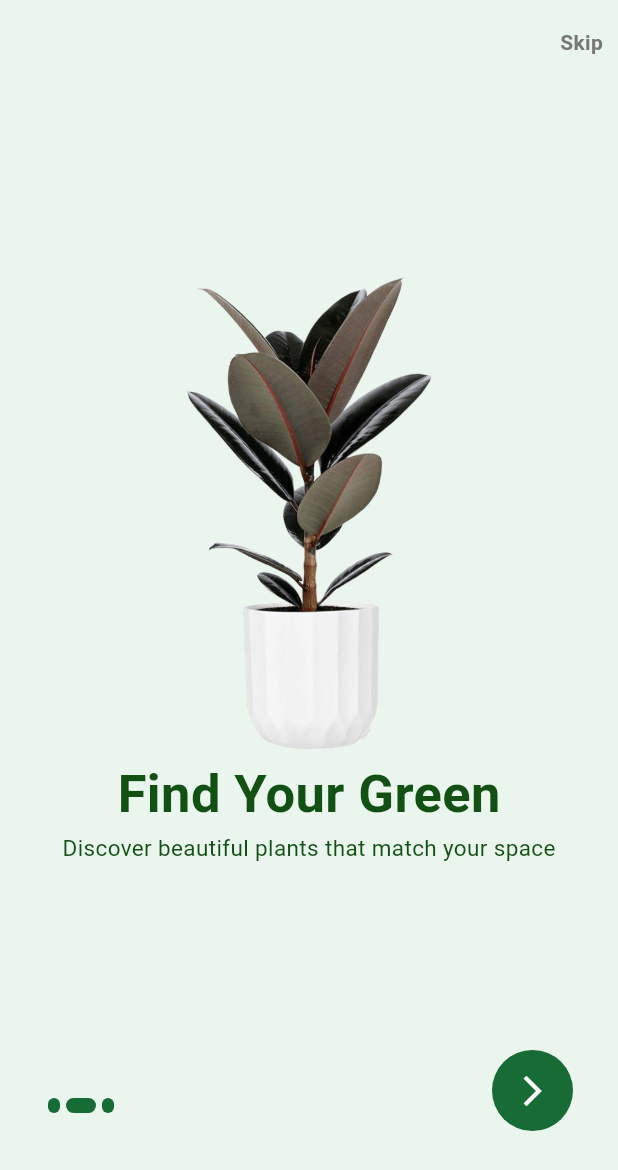
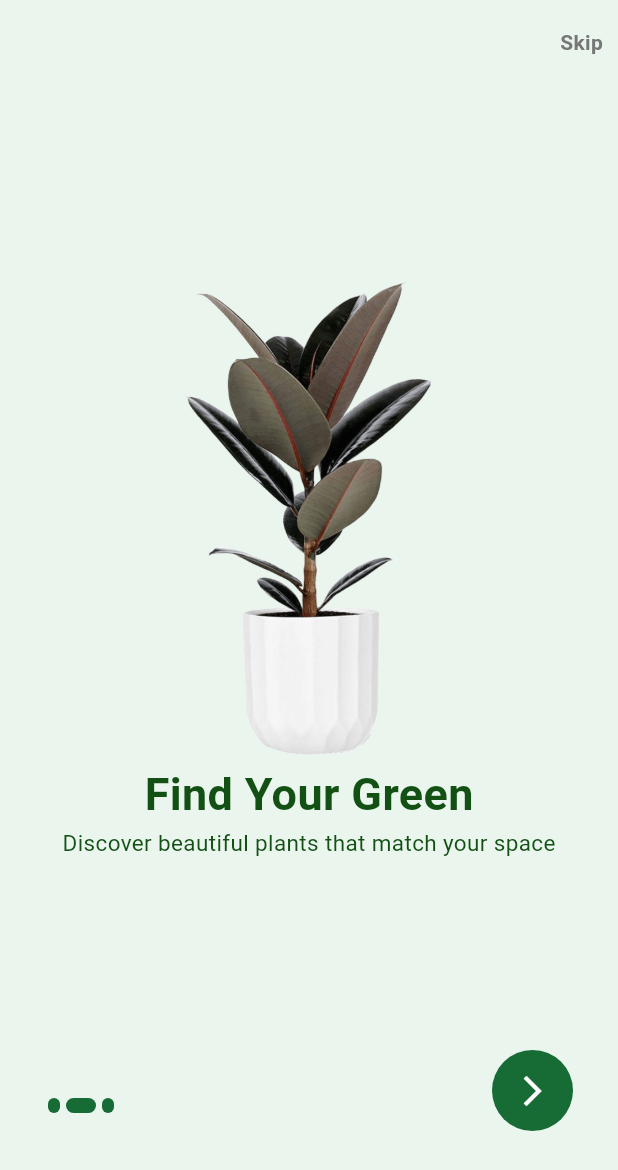
Before and after one commit to ARK13-org/Greenaura-Plant-Shop, a Flutter app: the screen it shows after launch, swiped to page 2, on a phone screen of 412 x 824 dp. Shown: the top 1170 px of the screen. Run offline on Flutter 3.47's test engine with Material 3 defaults, Android fonts, the phone set to English and light mode, and no system bars.

Commit message:
add pages

```diff
--- a/lib/main.dart
+++ b/lib/main.dart
@@ -1,5 +1,5 @@
 import 'package:flutter/material.dart';
-import 'package:pant_app/screens/home_page.dart';
+import 'package:pant_app/screens/splash_screen.dart';
 
 void main() {
   runApp(const MyApp());
--- a/lib/screens/home_page.dart
+++ b/lib/screens/home_page.dart
@@ -1,155 +1,15 @@
 import 'package:flutter/material.dart';
-import 'package:pant_app/const/constant.dart';
 
 class HomePage extends StatefulWidget {
-  const HomePage({super.key});
+  const new({super.key});
 
   @override
   State<HomePage> createState() => _HomePageState();
 }
 
 class _HomePageState extends State<HomePage> {
-  final PageController _pageController = PageController(initialPage: 0);
-  int currentIndex = 0;
-
-  Widget _indecator(bool isActive) {
-    return AnimatedContainer(
-      duration: Duration(microseconds: 300),
-      height: 10,
-      margin: EdgeInsets.all(2),
-      width: isActive ? 20 : 8,
-      decoration: BoxDecoration(
-        color: Constant.darkGreen,
-        borderRadius: BorderRadius.circular(5),
-      ),
-    );
-  }
-
-  List<Widget> _buildIndecator() {
-    List<Widget> indecators = [];
-    for (int i = 0; i < 3; i++) {
-      if (currentIndex == i) {
-        indecators.add(_indecator(true));
-      } else {
-        indecators.add(_indecator(false));
-      }
-    }
-    return indecators;
-  }
-
   @override
   Widget build(BuildContext context) {
-    return Scaffold(
-      backgroundColor: Constant.background,
-      appBar: AppBar(
-        backgroundColor: Colors.transparent,
-        elevation: 0,
-        actions: [
-          Padding(
-            padding: const EdgeInsets.only(right: 10),
-            child: InkWell(
-              onTap: () {},
-              child: Text(
-                'Skip',
-                style: TextStyle(
-                  color: Constant.gray,
-                  fontWeight: FontWeight.bold,
-                ),
-              ),
-            ),
-          ),
-        ],
-      ),
-      body: Stack(
-        children: [
-          PageView(
-            controller: _pageController,
-            onPageChanged: (int page) {
-              setState(() {
-                currentIndex = page;
-              });
-            },
-            children: [
-              CreatePage(
-                image: 'assets/images/calathea-orbifolia.png',
-                title: Constant.titleOne,
-                description: Constant.descriptionOne,
-              ),
-              CreatePage(
-                image: 'assets/images/rubber-plant.png',
-                title: Constant.titleTwo,
-                description: Constant.descriptionTwo,
-              ),
-              CreatePage(
-                image: 'assets/images/peace-plant.png',
-                title: Constant.titleThree,
-                description: Constant.descriptionThree,
-              ),
-            ],
-          ),
-          Positioned(
-            bottom: 80,
-            left: 30,
-            child: Row(children: _buildIndecator()),
-          ),
-          Positioned(
-            bottom: 70,
-            right: 30,
-            child: Container(
-              padding: EdgeInsets.all(3),
-              decoration: BoxDecoration(
-                shape: BoxShape.circle,
-                color: Constant.darkGreen,
-              ),
-              child: IconButton(
-                onPressed: () {},
-                icon: Icon(Icons.arrow_forward_ios, color: Constant.white),
-              ),
-            ),
-          ),
-        ],
-      ),
-    );
+    return Scaffold(body: Text('Home Page'));
   }
 }
-
-class CreatePage extends StatelessWidget {
-  final String image;
-  final String title;
-  final String description;
-  const new({
-    super.key,
-    required this.title,
-    required this.description,
-    required this.image,
-  });
-
-  @override
-  Widget build(BuildContext context) {
-    return Padding(
-      padding: const EdgeInsets.symmetric(horizontal: 8),
-      child: Column(
-        mainAxisAlignment: MainAxisAlignment.center,
-        children: [
-          SizedBox(height: 325, width: 325, child: Image.asset(image)),
-          Text(
-            title,
-            style: TextStyle(
-              fontWeight: FontWeight.bold,
-              color: const Color.fromARGB(255, 18, 80, 20),
-              fontSize: 35,
-            ),
-          ),
-          Text(
-            description,
-            style: TextStyle(
-              color: const Color.fromARGB(255, 18, 80, 20),
-              fontSize: 15,
-            ),
-          ),
-          SizedBox(height: 125),
-        ],
-      ),
-    );
-  }
-}
--- /dev/null
+++ b/lib/screens/splash_screen.dart
@@ -0,0 +1,180 @@
+import 'package:flutter/material.dart';
+import 'package:pant_app/const/constant.dart';
+import 'package:pant_app/screens/root.dart';
+
+class HomePage extends StatefulWidget {
+  const HomePage({super.key});
+
+  @override
+  State<HomePage> createState() => _HomePageState();
+}
+
+class _HomePageState extends State<HomePage> {
+  final PageController _pageController = PageController(initialPage: 0);
+  int currentIndex = 0;
+
+  Widget _indecator(bool isActive) {
+    return AnimatedContainer(
+      duration: Duration(milliseconds: 300),
+      height: 10,
+      margin: EdgeInsets.all(2),
+      width: isActive ? 20 : 8,
+      decoration: BoxDecoration(
+        color: Constant.darkGreen,
+        borderRadius: BorderRadius.circular(5),
+      ),
+    );
+  }
+
+  List<Widget> _buildIndecator() {
+    List<Widget> indecators = [];
+    for (int i = 0; i < 3; i++) {
+      if (currentIndex == i) {
+        indecators.add(_indecator(true));
+      } else {
+        indecators.add(_indecator(false));
+      }
+    }
+    return indecators;
+  }
+
+  @override
+  Widget build(BuildContext context) {
+    return Scaffold(
+      backgroundColor: Constant.background,
+      appBar: AppBar(
+        backgroundColor: Colors.transparent,
+        elevation: 0,
+        actions: [
+          Padding(
+            padding: const EdgeInsets.only(right: 10),
+            child: InkWell(
+              onTap: () {
+                setState(() {
+                  Navigator.pushReplacement(
+                    context,
+                    MaterialPageRoute(builder: (context) => RootPage()),
+                  );
+                });
+              },
+              child: Text(
+                'Skip',
+                style: TextStyle(
+                  color: Constant.gray,
+                  fontWeight: FontWeight.bold,
+                ),
+              ),
+            ),
+          ),
+        ],
+      ),
+      body: Stack(
+        children: [
+          PageView(
+            controller: _pageController,
+            onPageChanged: (int page) {
+              setState(() {
+                currentIndex = page;
+              });
+            },
+            children: [
+              CreatePage(
+                image: 'assets/images/calathea-orbifolia.png',
+                title: Constant.titleOne,
+                description: Constant.descriptionOne,
+              ),
+              CreatePage(
+                image: 'assets/images/rubber-plant.png',
+                title: Constant.titleTwo,
+                description: Constant.descriptionTwo,
+              ),
+              CreatePage(
+                image: 'assets/images/peace-plant.png',
+                title: Constant.titleThree,
+                description: Constant.descriptionThree,
+              ),
+            ],
+          ),
+          Positioned(
+            bottom: 80,
+            left: 30,
+            child: Row(children: _buildIndecator()),
+          ),
+          Positioned(
+            bottom: 70,
+            right: 30,
+            child: Container(
+              padding: EdgeInsets.all(3),
+              decoration: BoxDecoration(
+                shape: BoxShape.circle,
+                color: Constant.darkGreen,
+              ),
+              child: IconButton(
+                onPressed: () {
+                  setState(() {
+                    if (currentIndex < 2) {
+                      currentIndex++;
+                      if (currentIndex < 3) {
+                        _pageController.nextPage(
+                          duration: Duration(milliseconds: 300),
+                          curve: Curves.easeIn,
+                        );
+                      }
+                    } else {
+                      Navigator.pushReplacement(
+                        context,
+                        MaterialPageRoute(builder: (context) => RootPage()),
+                      );
+                    }
+                  });
+                },
+                icon: Icon(Icons.arrow_forward_ios, color: Constant.white),
+              ),
+            ),
+          ),
+        ],
+      ),
+    );
+  }
+}
+
+class CreatePage extends StatelessWidget {
+  final String image;
+  final String title;
+  final String description;
+  const new({
+    super.key,
+    required this.title,
+    required this.description,
+    required this.image,
+  });
+
+  @override
+  Widget build(BuildContext context) {
+    return Padding(
+      padding: const EdgeInsets.symmetric(horizontal: 8),
+      child: Column(
+        mainAxisAlignment: MainAxisAlignment.center,
+        children: [
+          SizedBox(height: 325, width: 325, child: Image.asset(image)),
+          Text(
+            title,
+            style: TextStyle(
+              fontWeight: FontWeight.bold,
+              color: const Color.fromARGB(255, 18, 80, 20),
+              fontSize: 30,
+            ),
+          ),
+          Text(
+            description,
+            style: TextStyle(
+              color: const Color.fromARGB(255, 18, 80, 20),
+              fontSize: 15,
+            ),
+          ),
+          SizedBox(height: 125),
+        ],
+      ),
+    );
+  }
+}
--- a/pubspec.yaml
+++ b/pubspec.yaml
@@ -34,6 +34,8 @@ dependencies:
   # The following adds the Cupertino Icons font to your application.
   # Use with the CupertinoIcons class for iOS style icons.
   cupertino_icons: ^1.0.8
+  animated_bottom_navigation_bar: ^1.4.1
+  page_transition: ^2.2.2
 
 dev_dependencies:
   flutter_test:
```
Also changed, not shown: lib/models/plant.dart (added, +174 -0 lines), lib/screens/cart_page.dart (added, +15 -0 lines), lib/screens/favorite_page.dart (added, +15 -0 lines), lib/screens/profile_page.dart (added, +15 -0 lines), lib/screens/root.dart (added, +21 -0 lines), lib/screens/scan_page.dart (added, +15 -0 lines), pubspec.lock.
